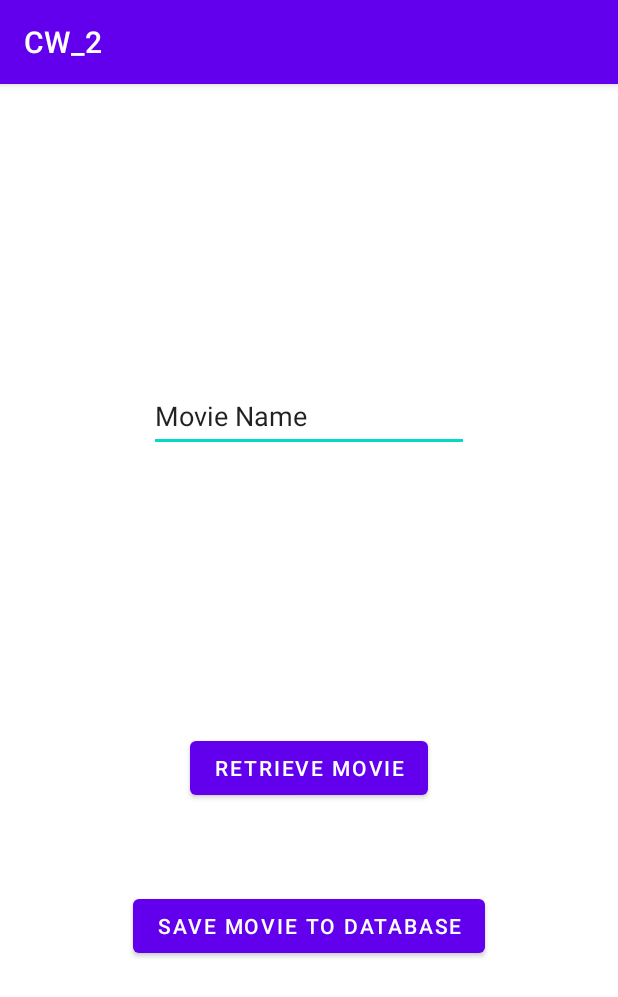
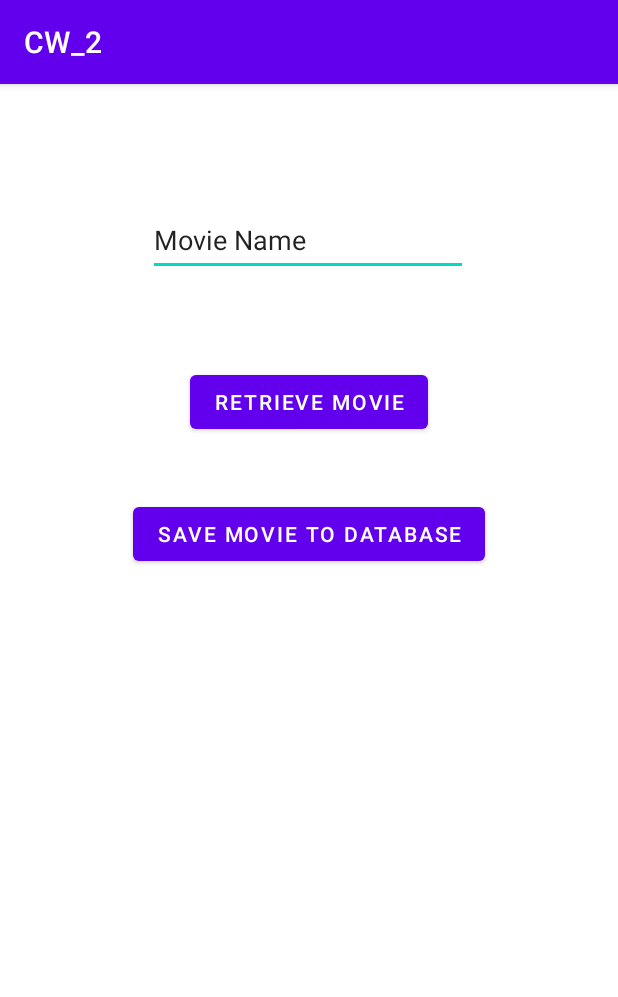
Before and after one commit to jesterccs/MAD-CW_2, an Android app: the SearchForMovies screen opened directly, with no data from a screen before it, on a phone screen of 412 x 824 dp. Shown: the top 997 px of the screen. Run offline under Robolectric (Android 15) with nearby library versions, the phone set to English and light mode, and no system bars; our stand-ins replace Room's generated code.

Commit message:
task 3 completed.

```diff
--- a/app/src/main/res/layout/activity_searchformovies.xml
+++ b/app/src/main/res/layout/activity_searchformovies.xml
@@ -1,22 +1,28 @@
 <?xml version="1.0" encoding="utf-8"?>
-<androidx.constraintlayout.widget.ConstraintLayout xmlns:android="http://schemas.android.com/apk/res/android"
+<ScrollView
+    xmlns:android="http://schemas.android.com/apk/res/android"
     xmlns:app="http://schemas.android.com/apk/res-auto"
     xmlns:tools="http://schemas.android.com/tools"
+    android:layout_height="match_parent"
+    android:layout_width="match_parent">
+
+    <androidx.constraintlayout.widget.ConstraintLayout
+        android:padding="40dp"
         android:layout_width="match_parent"
-    android:layout_height="match_parent"
+        android:layout_height="wrap_content"
         tools:context=".SearchForMovies">
-
 
         <EditText
             android:id="@+id/edit"
             android:layout_width="wrap_content"
             android:layout_height="wrap_content"
-        android:layout_marginTop="197dp"
+            android:layout_marginTop="40dp"
             android:ems="10"
             android:inputType="textPersonName"
             android:minHeight="48dp"
             android:text="Movie Name"
             app:layout_constraintEnd_toEndOf="parent"
+            app:layout_constraintHorizontal_bias="0.497"
             app:layout_constraintStart_toStartOf="parent"
             app:layout_constraintTop_toTopOf="parent" />
 
@@ -24,32 +30,32 @@
             android:id="@+id/retrieve"
             android:layout_width="wrap_content"
             android:layout_height="wrap_content"
+            android:layout_marginTop="148dp"
             android:text="Retrieve Movie"
-        app:layout_constraintBottom_toBottomOf="parent"
             app:layout_constraintEnd_toEndOf="parent"
             app:layout_constraintStart_toStartOf="parent"
-        app:layout_constraintTop_toTopOf="parent"
-        app:layout_constraintVertical_bias="0.6" />
+            app:layout_constraintTop_toTopOf="parent" />
 
         <Button
             android:id="@+id/save"
             android:layout_width="wrap_content"
             android:layout_height="wrap_content"
+            android:layout_marginTop="236dp"
             android:text="Save movie to database"
-        app:layout_constraintBottom_toBottomOf="parent"
             app:layout_constraintEnd_toEndOf="parent"
             app:layout_constraintStart_toStartOf="parent"
-        app:layout_constraintTop_toTopOf="parent"
-        app:layout_constraintVertical_bias="0.746" />
+            app:layout_constraintTop_toTopOf="parent" />
 
         <TextView
             android:id="@+id/tv"
             android:layout_width="wrap_content"
             android:layout_height="wrap_content"
-        android:layout_marginTop="106dp"
+            android:layout_marginTop="344dp"
             android:text=" "
             app:layout_constraintEnd_toEndOf="parent"
             app:layout_constraintStart_toStartOf="parent"
-        app:layout_constraintTop_toTopOf="parent" />
+            app:layout_constraintTop_toTopOf="parent"
+            tools:ignore="SpeakableTextPresentCheck" />
 
     </androidx.constraintlayout.widget.ConstraintLayout>
+</ScrollView>
```
Also changed, not shown: app/src/main/java/com/example/cw_2/SearchForMovies.kt (+57 -6 lines). Lines whose indentation alone changed are shown as unchanged.
